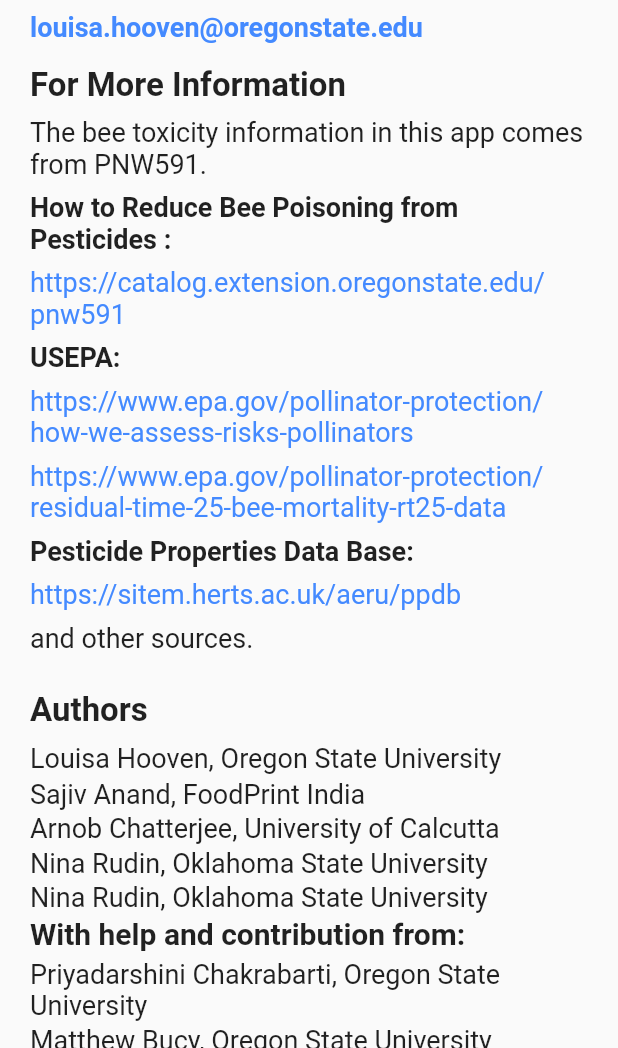
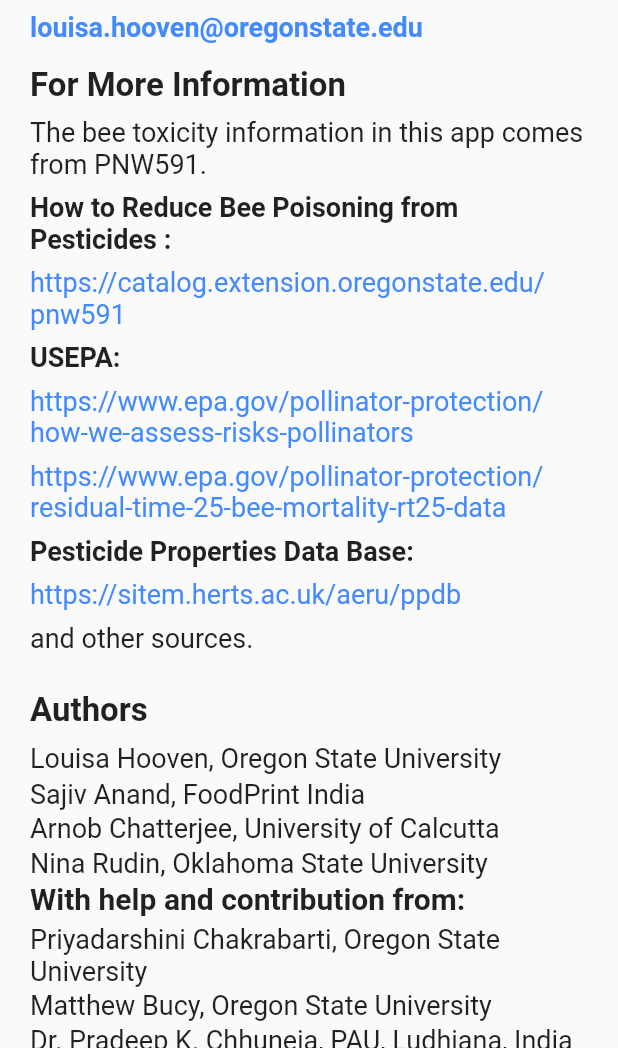
Before and after one commit to Abhi9454/bee_responsible_india, a Flutter app: the AboutPageWidget screen opened directly, on a phone screen of 412 x 824 dp, the part 188-1236 px from its top. Run offline on Flutter 3.47's test engine with Material 2 defaults, Android fonts, the phone set to English and light mode, and no system bars; our stand-ins replace dio, shared_preferences; accounts and stored records are empty; network calls fail.

Commit message:
latest add on

```diff
--- a/lib/views/AboutPage/about_page_widget.dart
+++ b/lib/views/AboutPage/about_page_widget.dart
@@ -239,15 +239,6 @@ class AboutPageWidget extends StatelessWidget {
                   height: 2,
                 ),
                 const Text(
-                  'Nina Rudin, Oklahoma State University',
-                  maxLines: 2,
-                  textAlign: TextAlign.left,
-                  style: TextStyle(fontWeight: FontWeight.normal, fontSize: 18),
-                ),
-                const SizedBox(
-                  height: 2,
-                ),
-                const Text(
                   'With help and contribution from:',
                   style: TextStyle(fontWeight: FontWeight.bold, fontSize: 20),
                 ),
@@ -273,7 +264,7 @@ class AboutPageWidget extends StatelessWidget {
                   height: 2,
                 ),
                 const Text(
-                  'DRPCAU, Pusa, Bihar',
+                  'Dr. Pradeep K. Chhuneja, PAU, Ludhiana, India',
                   maxLines: 2,
                   textAlign: TextAlign.left,
                   style: TextStyle(fontWeight: FontWeight.normal, fontSize: 18),
--- a/lib/views/KeyPage/key_page_widget.dart
+++ b/lib/views/KeyPage/key_page_widget.dart
@@ -189,13 +189,13 @@ class KeyPageWidget extends StatelessWidget {
 
                 Container(
                   width: MediaQuery.of(context).size.width,
-                  height: MediaQuery.of(context).size.height * 0.12,
+                  height: MediaQuery.of(context).size.height * 0.16,
                   color: Colors.lightGreenAccent,
                   child: const Center(
                     child: Padding(
                       padding: EdgeInsets.all(15.0),
                       child: Text(
-                        'No Bee Precautionary statement on label',
+                        'Practically Non-Toxic Bee Precautionary statement on label',
                         maxLines: 3,
                         textAlign: TextAlign.center,
                         style: TextStyle(
@@ -324,7 +324,7 @@ class KeyPageWidget extends StatelessWidget {
                     child: Padding(
                       padding: EdgeInsets.all(15.0),
                       child: Text(
-                        'No Precaution',
+                        'Practically Non-Toxic',
                         maxLines: 3,
                         textAlign: TextAlign.center,
                         style: TextStyle(
--- a/pubspec.yaml
+++ b/pubspec.yaml
@@ -15,7 +15,7 @@ publish_to: 'none' # Remove this line if you wish to publish to pub.dev
 # In iOS, build-name is used as CFBundleShortVersionString while build-number used as CFBundleVersion.
 # Read more about iOS versioning at
 # https://developer.apple.com/library/archive/documentation/General/Reference/InfoPlistKeyReference/Articles/CoreFoundationKeys.html
-version: 1.0.0+2
+version: 1.0.0+3
 
 environment:
   sdk: ">=2.12.0 <3.0.0"
```
Also changed, not shown: images/green.jpg, pubspec.lock.
